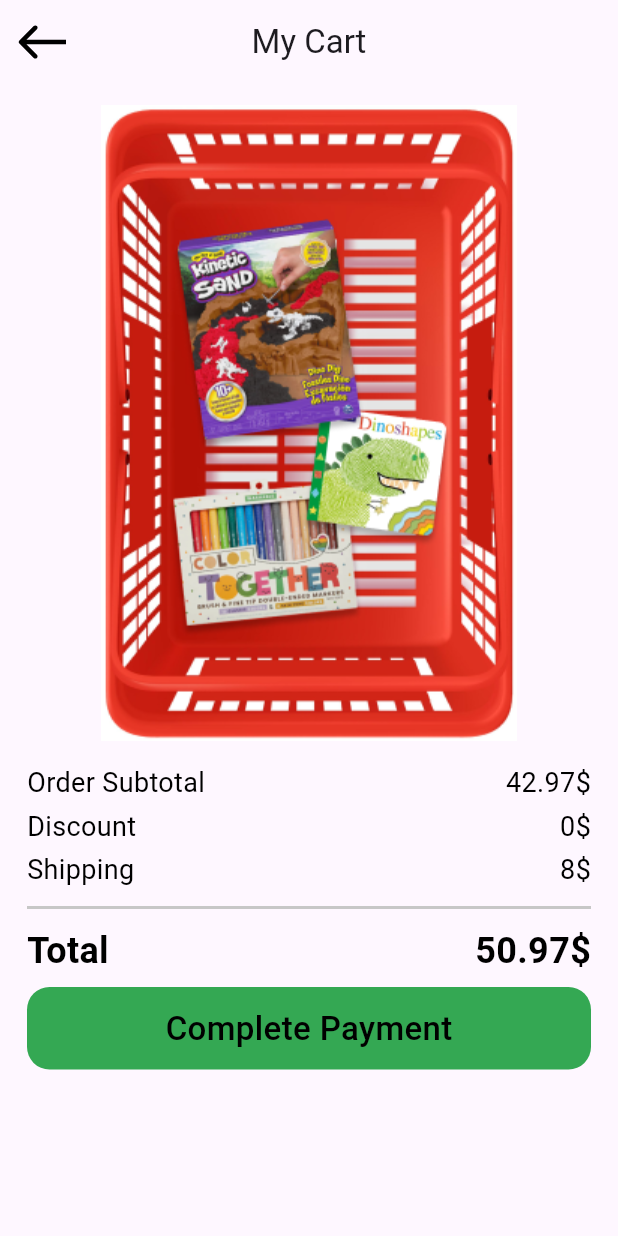
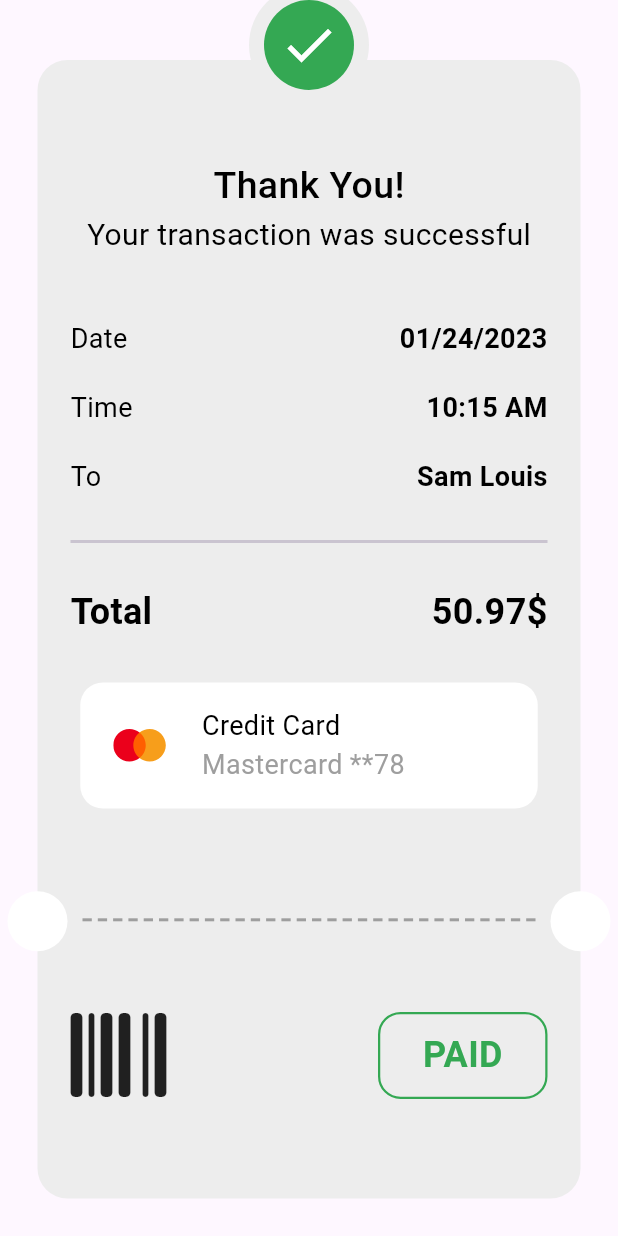
Before and after one commit to osamaromeh10/payment, a Flutter app: the screen it shows after launch, on a phone screen of 412 x 824 dp. Run offline on Flutter 3.47's test engine with Material 3 defaults, Android fonts, the phone set to English and light mode, and no system bars; our stand-ins replace flutter_credit_card, flutter_svg, font_awesome_flutter, go_router.

Commit message:
Finish Thank You Card

```diff
--- a/lib/Features/Check_out/Presentation/views/payment_details_view_body.dart
+++ b/lib/Features/Check_out/Presentation/views/payment_details_view_body.dart
@@ -1,6 +1,8 @@
 import 'package:flutter/material.dart';
+import 'package:go_router/go_router.dart';
 import 'package:payment_checkout/Features/Check_out/Presentation/payment_methods_list_view.dart';
 import 'package:payment_checkout/Features/Check_out/Presentation/views/custom_credit_card.dart';
+import 'package:payment_checkout/core/utils/app_router.dart';
 import 'package:payment_checkout/core/utils/app_strings.dart';
 import 'package:payment_checkout/core/widgets/custom_button.dart';
 
@@ -42,6 +44,7 @@ class _PaymentDetailsViewBodyState extends State<PaymentDetailsViewBody> {
                     if (formKey.currentState!.validate()) {
                       formKey.currentState!.save();
                     } else {
+                      GoRouter.of(context).push(AppRouter.thankyouView);
                       autoVlidateMode = AutovalidateMode.always;
                       setState(() {});
                     }
--- /dev/null
+++ b/lib/Features/Check_out/Presentation/views/thank_you/card_info_widget.dart
@@ -0,0 +1,42 @@
+import 'package:flutter/material.dart';
+import 'package:flutter_svg/svg.dart';
+import 'package:payment_checkout/core/utils/app_colors.dart';
+import 'package:payment_checkout/core/utils/app_images.dart';
+import 'package:payment_checkout/core/utils/app_strings.dart';
+import 'package:payment_checkout/core/utils/app_styles.dart';
+
+class CardInfoWidget extends StatelessWidget {
+  const CardInfoWidget({super.key});
+
+  @override
+  Widget build(BuildContext context) {
+    return Container(
+      width: 305,
+      padding: EdgeInsets.symmetric(vertical: 16, horizontal: 22),
+      decoration: ShapeDecoration(
+        color: Colors.white,
+        shape: RoundedRectangleBorder(
+          borderRadius: BorderRadius.all(Radius.circular(15)),
+        ),
+      ),
+      child: Row(
+        children: [
+          SvgPicture.asset(AppImages.masterCard),
+          SizedBox(width: 23),
+          Text.rich(
+            TextSpan(
+              style: AppStyles.style18,
+              children: [
+                TextSpan(text: AppStrings.creditCard),
+                TextSpan(
+                  text: AppStrings.masterNumber,
+                  style: AppStyles.style18.copyWith(color: AppColors.grayColor),
+                ),
+              ],
+            ),
+          ),
+        ],
+      ),
+    );
+  }
+}
--- /dev/null
+++ b/lib/Features/Check_out/Presentation/views/thank_you/custom_check_icon.dart
@@ -0,0 +1,19 @@
+import 'package:flutter/material.dart';
+import 'package:payment_checkout/core/utils/app_colors.dart';
+
+class CustomCheckIcon extends StatelessWidget {
+  const CustomCheckIcon({super.key});
+
+  @override
+  Widget build(BuildContext context) {
+    return CircleAvatar(
+      radius: 40,
+      backgroundColor: AppColors.backGroundAvatar,
+      child: CircleAvatar(
+        radius: 30,
+        backgroundColor: AppColors.checkIconColor,
+        child: Icon(Icons.check, size: 40, color: AppColors.whiteColor),
+      ),
+    );
+  }
+}
--- /dev/null
+++ b/lib/Features/Check_out/Presentation/views/thank_you/custom_dashed_line.dart
@@ -0,0 +1,21 @@
+import 'package:flutter/material.dart';
+import 'package:payment_checkout/core/utils/app_colors.dart';
+
+class CustomDashedLine extends StatelessWidget {
+  const CustomDashedLine({super.key});
+
+  @override
+  Widget build(BuildContext context) {
+    return Row(
+      children: List.generate(
+        30,
+        (index) => Expanded(
+          child: Padding(
+            padding: EdgeInsets.symmetric(horizontal: 2),
+            child: Container(height: 2, color: AppColors.grayColor),
+          ),
+        ),
+      ),
+    );
+  }
+}
--- /dev/null
+++ b/lib/Features/Check_out/Presentation/views/thank_you/payment_info_item.dart
@@ -0,0 +1,17 @@
+import 'package:flutter/material.dart';
+import 'package:payment_checkout/core/utils/app_styles.dart';
+
+class PaymentInfoItem extends StatelessWidget {
+  const PaymentInfoItem({super.key, required this.text, required this.value});
+  final String text, value;
+  @override
+  Widget build(BuildContext context) {
+    return Row(
+      mainAxisAlignment: MainAxisAlignment.spaceBetween,
+      children: [
+        Text(text, style: AppStyles.style18),
+        Text(value, style: AppStyles.style18semiBold),
+      ],
+    );
+  }
+}
--- /dev/null
+++ b/lib/Features/Check_out/Presentation/views/thank_you/thank_you_card.dart
@@ -0,0 +1,78 @@
+import 'package:flutter/material.dart';
+import 'package:font_awesome_flutter/font_awesome_flutter.dart';
+import 'package:payment_checkout/Features/Check_out/Presentation/views/thank_you/card_info_widget.dart';
+import 'package:payment_checkout/Features/Check_out/Presentation/views/thank_you/payment_info_item.dart';
+import 'package:payment_checkout/Features/Check_out/Presentation/views/total_price.dart';
+import 'package:payment_checkout/core/utils/app_colors.dart';
+import 'package:payment_checkout/core/utils/app_strings.dart';
+import 'package:payment_checkout/core/utils/app_styles.dart';
+
+class ThankYouCard extends StatelessWidget {
+  const ThankYouCard({super.key});
+
+  @override
+  Widget build(BuildContext context) {
+    return Container(
+      width: double.infinity,
+      decoration: ShapeDecoration(
+        color: Color(0xffEDEDED),
+        shape: RoundedRectangleBorder(
+          borderRadius: BorderRadius.all(Radius.circular(20)),
+        ),
+      ),
+      child: Padding(
+        padding: EdgeInsets.only(top: 50 + 16, left: 22, right: 22),
+
+        child: Column(
+          children: [
+            Text(AppStrings.thankYou, style: AppStyles.style25),
+            Text(AppStrings.messageSuccess, style: AppStyles.style20),
+            SizedBox(height: 42),
+            PaymentInfoItem(text: AppStrings.date, value: AppStrings.dateValue),
+            SizedBox(height: 20),
+            PaymentInfoItem(text: AppStrings.time, value: AppStrings.timeValue),
+            SizedBox(height: 20),
+            PaymentInfoItem(text: AppStrings.to, value: AppStrings.samLouis),
+            Divider(height: 60, thickness: 2),
+            TotalPrice(
+              titleLarge: AppStrings.total,
+              value: AppStrings.valueTotal,
+            ),
+            SizedBox(height: 30),
+            CardInfoWidget(),
+            Spacer(),
+            Row(
+              mainAxisAlignment: MainAxisAlignment.spaceBetween,
+              children: [
+                Icon(FontAwesomeIcons.barcode, size: 64),
+                Container(
+                  width: 113,
+                  height: 58,
+                  decoration: ShapeDecoration(
+                    shape: RoundedRectangleBorder(
+                      borderRadius: BorderRadius.circular(15),
+                      side: BorderSide(width: 1.5, color: AppColors.paidColor),
+                    ),
+                  ),
+
+                  child: Center(
+                    child: Text(
+                      AppStrings.paid,
+                      style: AppStyles.style24semiBold.copyWith(
+                        color: AppColors.paidColor,
+                      ),
+                    ),
+                  ),
+                ),
+              ],
+            ),
+
+            SizedBox(
+              height: ((MediaQuery.of(context).size.height * .2 + 20) / 2) - 29,
+            ),
+          ],
+        ),
+      ),
+    );
+  }
+}
--- /dev/null
+++ b/lib/Features/Check_out/Presentation/views/thank_you/thank_you_view.dart
@@ -0,0 +1,11 @@
+import 'package:flutter/material.dart';
+import 'package:payment_checkout/Features/Check_out/Presentation/views/thank_you/thank_you_view_body.dart';
+
+class ThankYouView extends StatelessWidget {
+  const ThankYouView({super.key});
+
+  @override
+  Widget build(BuildContext context) {
+    return Scaffold(body: ThankYouViewBody());
+  }
+}
--- /dev/null
+++ b/lib/Features/Check_out/Presentation/views/thank_you/thank_you_view_body.dart
@@ -0,0 +1,44 @@
+import 'package:flutter/material.dart';
+import 'package:payment_checkout/Features/Check_out/Presentation/views/thank_you/custom_check_icon.dart';
+import 'package:payment_checkout/Features/Check_out/Presentation/views/thank_you/custom_dashed_line.dart';
+import 'package:payment_checkout/Features/Check_out/Presentation/views/thank_you/thank_you_card.dart';
+
+class ThankYouViewBody extends StatelessWidget {
+  const ThankYouViewBody({super.key});
+
+  @override
+  Widget build(BuildContext context) {
+    return Padding(
+      padding: const EdgeInsets.only(
+        top: 40.0,
+        right: 25,
+        left: 25,
+        bottom: 25,
+      ),
+      child: Stack(
+        clipBehavior: Clip.none,
+        children: [
+          ThankYouCard(),
+          Positioned(left: 0, right: 0, top: -50, child: CustomCheckIcon()),
+          Positioned(
+            bottom: MediaQuery.of(context).size.height * 0.2,
+            left: -20,
+            child: CircleAvatar(backgroundColor: Colors.white),
+          ),
+          Positioned(
+            bottom: MediaQuery.of(context).size.height * 0.2,
+            right: -20,
+            child: CircleAvatar(backgroundColor: Colors.white),
+          ),
+          Positioned(
+            bottom: MediaQuery.of(context).size.height * 0.2 + 20,
+            left: 20 + 8,
+            right: 20 + 8,
+
+            child: CustomDashedLine(),
+          ),
+        ],
+      ),
+    );
+  }
+}
--- a/lib/core/utils/app_colors.dart
+++ b/lib/core/utils/app_colors.dart
@@ -4,6 +4,9 @@ abstract class AppColors {
   static const Color blackColor = Colors.black;
   static const Color whiteColor = Colors.white;
   static const Color buttonColor = Color(0xff34A853);
+  static const Color checkIconColor = Color(0xff34A853);
   static const Color dividerColor = Color(0xffC7C7C7);
   static const Color grayColor = Colors.grey;
+  static const Color paidColor = Color(0xff34A853);
+  static const Color backGroundAvatar = Color(0xffEDEDED);
 }
--- a/lib/core/utils/app_images.dart
+++ b/lib/core/utils/app_images.dart
@@ -3,4 +3,5 @@ abstract class AppImages {
   static const basketProduct = "assets/images/basket_product.png";
   static const creditCard = "assets/images/credit_card.svg";
   static const paypal = "assets/images/paypal.svg";
+  static const masterCard = 'assets/images/master_card.svg';
 }
--- a/lib/core/utils/app_router.dart
+++ b/lib/core/utils/app_router.dart
@@ -1,23 +1,28 @@
 import 'package:go_router/go_router.dart';
-import 'package:payment_checkout/Features/Check_out/Presentation/views/my_cart_view.dart';
 import 'package:payment_checkout/Features/Check_out/Presentation/views/payment_details.dart';
+import 'package:payment_checkout/Features/Check_out/Presentation/views/thank_you/thank_you_view.dart';
 
 abstract class AppRouter {
   static const String myCartView = '/';
   static const String paymentDeatils = '/paymentDetails';
+  static const String thankyouView = '/thankYou';
 
   static final router = GoRouter(
     routes: [
       // First screen route
       GoRoute(
         path: AppRouter.myCartView,
-        builder: (context, state) => MyCartView(),
+        builder: (context, state) => ThankYouView(),
       ),
 
       GoRoute(
         path: AppRouter.paymentDeatils,
         builder: (context, state) => PaymentDetails(),
       ),
+      GoRoute(
+        path: AppRouter.thankyouView,
+        builder: (context, state) => ThankYouView(),
+      ),
     ],
   );
 }
--- a/lib/core/utils/app_strings.dart
+++ b/lib/core/utils/app_strings.dart
@@ -12,4 +12,15 @@ abstract class AppStrings {
   static const completePayment = "Complete Payment";
   static const paymentDetails = "Payment Details";
   static const pay = "Pay";
+  static const creditCard = 'Credit Card\n';
+  static const masterNumber = 'Mastercard **78';
+  static const paid = "PAID";
+  static const thankYou = "Thank You!";
+  static const messageSuccess = "Your transaction was successful";
+  static const date = "Date";
+  static const dateValue = "01/24/2023";
+  static const time = "Time";
+  static const timeValue = "10:15 AM";
+  static const to = "To";
+  static const samLouis = "Sam Louis";
 }
--- a/lib/core/widgets/custom_button.dart
+++ b/lib/core/widgets/custom_button.dart
@@ -1,6 +1,5 @@
 import 'package:flutter/material.dart';
 import 'package:payment_checkout/core/utils/app_colors.dart';
-import 'package:payment_checkout/core/utils/app_strings.dart';
 import 'package:payment_checkout/core/utils/app_styles.dart';
 
 class CustomButton extends StatelessWidget {
--- a/pubspec.yaml
+++ b/pubspec.yaml
@@ -33,6 +33,7 @@ dependencies:
     sdk: flutter
   flutter_credit_card: ^4.1.0
   flutter_svg: ^2.2.0
+  font_awesome_flutter: ^10.8.0
   go_router: ^16.0.0
 
 dev_dependencies:
```
Also changed, not shown: assets/images/master_card.svg (added), pubspec.lock.
